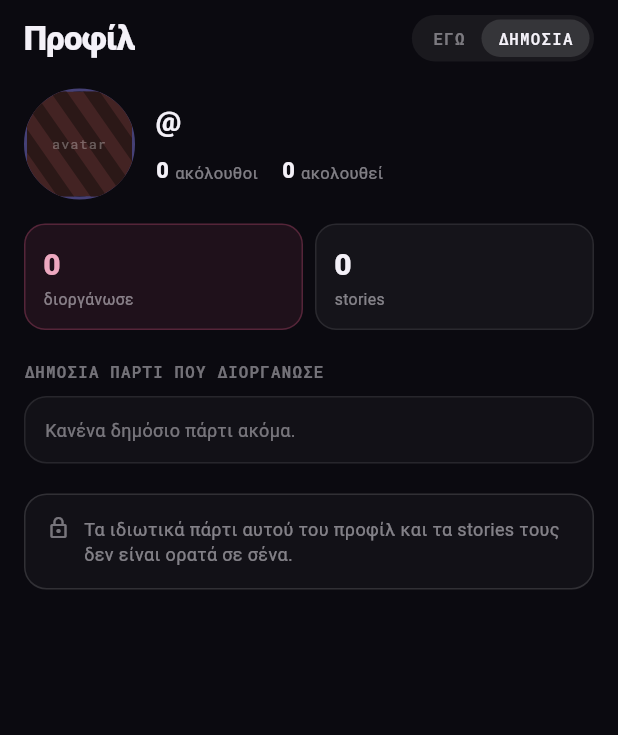
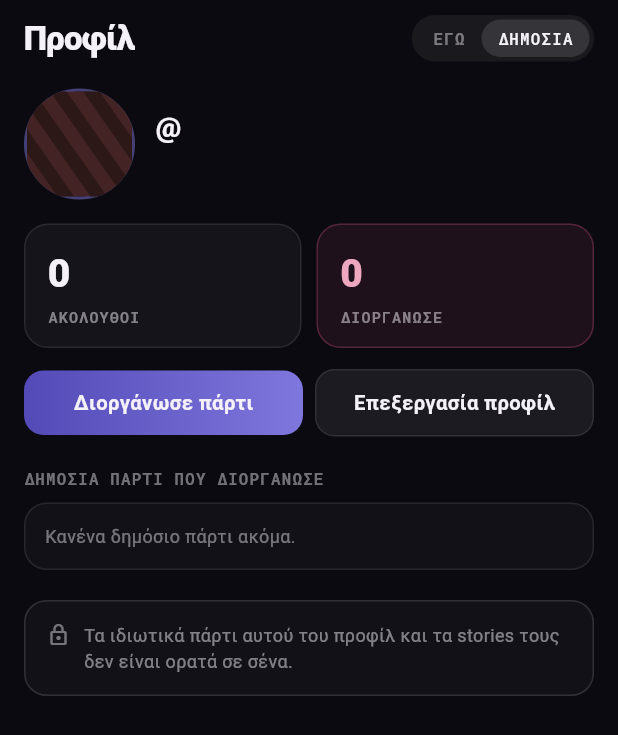
Before and after one commit to PanMaka/MyParty, a Flutter app: the ProfileScreen screen opened directly, after a tap on "ΔΗΜΟΣΙΑ", on a phone screen of 412 x 824 dp. Shown: the top 735 px of the screen. Run offline on Flutter 3.47's test engine with Material 3 defaults, Android fonts, the phone set to English and light mode, and no system bars; our stand-ins replace firebase_core, firebase_messaging, flutter_dotenv, flutter_map, geolocator, google_fonts and 3 more; accounts and stored records are empty; network calls fail; Roboto replaces fonts that are missing (Commissioner); statements that could not run were skipped.

Commit message:
feat: the profile header at the target layout — avatar, two lines, two tiles
The avatar comes out of the `avatars` bucket now: ProfileRepository.avatarUrl
asks Storage for the URL rather than interpolating /object/public/avatars/ at
the call site, so the bucket's own policy stays the single authority on how its
objects are reached. DiagonalStripePlaceholder becomes the fallback for the
three cases that are one case to a viewer — no row, no avatar_path, failed load
— which is why the errorBuilder is not optional.

The text block is exactly two lines: @username and, when there is one, the bio.
No display name, no school, no department — there are no such columns, by the
same decision that put the "one line" into a CHECK constraint.

The tile row goes from three viewer-dependent tiles to two fixed ones,
ΑΚΟΛΟΥΘΟΙ and ΔΙΟΡΓΑΝΩΣΕ. Three counters lose their slot, chosen rather than
dropped by accident: stories, following_count, and "πάρτι φέτος" — the last of
which was the only thing making this row's SHAPE depend on who was looking.
ProfileStats still carries all three.

The action pair moves under the header and switches on the sealed ProfileTarget
rather than on a bool, so the owner's "Διοργάνωσε πάρτι"/"Επεξεργασία προφίλ"
and a visitor's "Ακολούθησε"/"Μήνυμα" are exhaustive and mutually exclusive by
construction. The tiles are gated on a loaded profile rather than defaulting to
0, extending the rule the header already had: an unavailable profile must not
render zeros that assert an account exists with no followers.

Co-Authored-By: Claude Opus 5 <noreply@anthropic.com>

```diff
--- a/myparty/lib/data/profile_repository.dart
+++ b/myparty/lib/data/profile_repository.dart
@@ -72,6 +72,32 @@ class ProfileRepository {
     return Profile.fromRow(row);
   }
 
+  /// A loadable URL for a [Profile.avatarPath], or null when there is no avatar.
+  ///
+  /// Asks Storage for the URL rather than interpolating
+  /// `/storage/v1/object/public/avatars/<path>` at the call site. `avatars` is
+  /// the one bucket created with `public => true` (`20260812124217`), so today
+  /// the SDK hands back an unsigned URL and this cannot fail — but public-read
+  /// is a property of the BUCKET, not of the profile screen. The day that
+  /// changes, the correct URL becomes a signed one with a lifetime, and every
+  /// hand-built path keeps compiling while quietly returning 403s from a widget
+  /// that never knew it was making a policy claim. Same argument that made the
+  /// column store a key instead of a URL (`20260820095801` §2): the row holds
+  /// the key, one place decides what to do with it.
+  ///
+  /// Synchronous, because a public URL is pure string construction inside the
+  /// SDK. A signed one would make this a `Future` — which is precisely the kind
+  /// of change that should be impossible to miss at the call site rather than
+  /// absorbed silently.
+  ///
+  /// Takes the nullable path rather than a [Profile] so the "no avatar" case
+  /// and the "no profile loaded yet" case collapse into one null here instead
+  /// of into two branches in the widget.
+  String? avatarUrl(String? path) {
+    if (path == null) return null;
+    return _client.storage.from('avatars').getPublicUrl(path);
+  }
+
   /// Reads the current user's own privacy tiers.
   ///
   /// Only ever the current user's: the values are a preference, and there is no
--- a/myparty/lib/ui/screens/profile_screen.dart
+++ b/myparty/lib/ui/screens/profile_screen.dart
@@ -15,6 +15,7 @@ import '../widgets/diagonal_placeholder.dart';
 import '../widgets/follow_button.dart';
 import '../widgets/report_sheet.dart';
 import 'account_deletion_screen.dart';
+import 'host_wizard_screen.dart';
 import 'notification_settings_screen.dart';
 
 /// Whose profile the screen is showing, and — when it is the owner's — whether
@@ -284,28 +285,46 @@ class _ProfileScreenState extends State<ProfileScreen> {
               ),
             ),
             _header(),
+            // Two tiles, and the same two for every viewer.
+            //
+            // Gated on a loaded profile rather than defaulting to 0, for the
+            // reason _headerBody already gives below: "0 ΑΚΟΛΟΥΘΟΙ" sitting
+            // under "Το προφίλ δεν είναι διαθέσιμο" asserts that an account
+            // exists and that nobody follows it, when what actually happened is
+            // that the SELECT policy filtered the row or it is not there.
+            //
+            // Three counters that used to render here are gone rather than
+            // moved. ProfileStats still carries all of them and
+            // get_profile_stats still returns them; nothing draws them:
+            //
+            //  * `stories` — no tile in the two-tile layout.
+            //  * `πάρτι φέτος` (`parties_attended`) — was owner-only, because
+            //    get_profile_stats runs with invoker rights and the `rsvps`
+            //    SELECT policy is `user_id = auth.uid() OR I host it`, which
+            //    makes it structurally zero for any other viewer. Dropping it
+            //    also removes the last thing that made this row's SHAPE depend
+            //    on who is looking.
+            //  * `following_count` — see _headerBody.
+            if (_profile case final loaded?)
               Padding(
                 padding: const EdgeInsets.fromLTRB(16, 16, 16, 0),
                 child: Row(
                   children: [
-                  // "πάρτι φέτος" is the OWNER'S tile and only the owner's.
-                  // get_profile_stats runs with invoker rights, and the rsvps
-                  // SELECT policy is `user_id = auth.uid() OR I host it` — so
-                  // for any other viewer this number is structurally zero, not
-                  // small. Rendering "0 πάρτι φέτος" on someone else's profile
-                  // would state something false ("they go to nothing") in place
-                  // of something unknowable. Hiding the tile says the true
-                  // thing, which is nothing at all.
-                  if (_target.showsOwnerSections) ...[
-                    Expanded(child: _statTile('${_stats.partiesAttended}', 'πάρτι φέτος')),
-                    const SizedBox(width: 8),
-                  ],
-                  Expanded(child: _statTile('${_stats.partiesHosted}', 'διοργάνωσε', pink: true)),
-                  const SizedBox(width: 8),
-                  Expanded(child: _statTile('${_stats.storiesPosted}', 'stories')),
+                    // follower_count, and labelled as followers. The prototype
+                    // said "184 φίλοι", naming a relation this schema cannot
+                    // represent: the graph is follows-only and asymmetric,
+                    // there is no `friendships` table, and its absence is a
+                    // decision rather than a gap (docs/backend-plan.md 3.1,
+                    // reversed on purpose). Calling followers friends would
+                    // imply a mutual, consented edge to a user looking at a
+                    // number that is neither.
+                    Expanded(child: _statTile('${loaded.followerCount}', 'ΑΚΟΛΟΥΘΟΙ')),
+                    const SizedBox(width: 10),
+                    Expanded(child: _statTile('${_stats.partiesHosted}', 'ΔΙΟΡΓΑΝΩΣΕ', pink: true)),
                   ],
                 ),
               ),
+            _actionRow(),
             if (_target.showsOwnerSections) ..._selfSections(context) else ..._publicSections(context),
           ],
         ),
@@ -539,54 +558,12 @@ class _ProfileScreenState extends State<ProfileScreen> {
   }
 
   List<Widget> _publicSections(BuildContext context) {
-    final target = _target;
-
+    // The follow / message / report row used to open this list, gated on an
+    // OtherProfile. It has moved into _actionRow directly under the header,
+    // because the owner now has a pair of buttons in that same slot — and one
+    // widget switching on the target beats two sections each rendering half the
+    // answer to the same question.
     return [
-      // Follow, message and report exist only in relation to somebody else, so
-      // the whole row is bound to an OtherProfile rather than each control
-      // testing a nullable id. That is also what keeps `targetUserId` and
-      // `reports.target_id` non-null without a `!` — the uuid comes from the
-      // pattern match, so there is no branch in which it is absent.
-      if (target case final OtherProfile other)
-        Padding(
-          padding: const EdgeInsets.fromLTRB(16, 16, 16, 0),
-          child: Row(
-            children: [
-              Expanded(child: FollowButton(targetUserId: other.userId)),
-              const SizedBox(width: 8),
-              Expanded(
-                child: GestureDetector(
-                  onTap: _comingSoon,
-                  child: Container(
-                    padding: const EdgeInsets.symmetric(vertical: 12),
-                    alignment: Alignment.center,
-                    decoration: BoxDecoration(
-                      color: Colors.white.withValues(alpha: 0.07),
-                      border: Border.all(color: AppColors.hairline),
-                      borderRadius: BorderRadius.circular(13),
-                    ),
-                    child: const Text(
-                      'Μήνυμα',
-                      style: TextStyle(fontSize: 13.5, fontWeight: FontWeight.w700),
-                    ),
-                  ),
-                ),
-              ),
-              PopupMenuButton<String>(
-                icon: Icon(Icons.more_horiz, size: 20, color: AppColors.textAlpha(0.5)),
-                color: AppColors.sheet,
-                onSelected: (_) =>
-                    showReportSheet(context, target: ReportTarget.profile, targetId: other.userId),
-                itemBuilder: (_) => const [
-                  PopupMenuItem(
-                    value: 'report',
-                    child: Text('Αναφορά', style: TextStyle(fontSize: 13)),
-                  ),
-                ],
-              ),
-            ],
-          ),
-        ),
       Padding(
         padding: const EdgeInsets.fromLTRB(16, 20, 16, 0),
         child: Column(
@@ -708,15 +685,13 @@ class _ProfileScreenState extends State<ProfileScreen> {
     ];
   }
 
-  /// The identity block: avatar, handle, follow counters.
+  /// The identity block: an avatar and exactly two lines of text.
   ///
-  /// Everything here now comes from a `public.profiles` row. What is NOT here
-  /// is as deliberate as what is — the prototype's display name
-  /// ("Κατερίνα Βλάχου") and its "· ΕΚΠΑ, Ψυχολογία" subtitle are gone rather
-  /// than defaulted, because there is no `display_name` and no `school` column
-  /// to default FROM. A fabricated name on a real account is worse than a
-  /// handle: it is wrong about a person, and it looks authoritative while being
-  /// wrong. `@username` is the whole of what the schema knows.
+  /// What is NOT here is as deliberate as what is. The prototype's display name
+  /// ("Κατερίνα Βλάχου") and its "· ΕΚΠΑ, Ψυχολογία" subtitle stay gone rather
+  /// than defaulted: there is no `display_name`, no `school` and no `department`
+  /// column to default FROM, and a fabricated name on a real account is worse
+  /// than a handle — it is wrong about a person while looking authoritative.
   Widget _header() {
     final profile = _profile;
 
@@ -724,7 +699,41 @@ class _ProfileScreenState extends State<ProfileScreen> {
       padding: const EdgeInsets.fromLTRB(16, 18, 16, 0),
       child: Row(
         children: [
-          Container(
+          _avatar(profile),
+          const SizedBox(width: 14),
+          Expanded(child: _headerBody(profile)),
+        ],
+      ),
+    );
+  }
+
+  /// The avatar, from the `avatars` bucket when `avatar_path` points at one.
+  ///
+  /// The URL comes back from [ProfileRepository.avatarUrl], which asks Storage
+  /// for it — nothing here builds `/object/public/avatars/<path>` by
+  /// convention, so the bucket stays the single authority on how its objects
+  /// are reached and a change of policy is a change in one method.
+  ///
+  /// [DiagonalStripePlaceholder] is the fallback in three cases that are one
+  /// case to whoever is looking: no profile row loaded, `avatar_path` null, and
+  /// an object that failed to load. The third is why the `errorBuilder` is not
+  /// optional — an `Image.network` without one renders a broken-image glyph,
+  /// which is a worse "no avatar" than no avatar. The gradient is keyed off the
+  /// uuid, so a user looks the same here as in the ΑΚΟΛΟΥΘΕΙ rail below, and it
+  /// visibly is not a photograph rather than being a stock face that reads as
+  /// one.
+  ///
+  /// The `label: 'avatar'` the placeholder used to carry is gone with it. It
+  /// labelled a slot that had no column behind it; there is a column now, so a
+  /// bare circle means "this user has not set one" rather than "this feature is
+  /// unbuilt".
+  Widget _avatar(Profile? profile) {
+    final placeholder = DiagonalStripePlaceholder(
+      colors: profile?.placeholderColors ?? const [Color(0xFF241E3C), Color(0xFF1B1630)],
+    );
+    final url = _profiles.avatarUrl(profile?.avatarPath);
+
+    return Container(
       width: 74,
       height: 74,
       clipBehavior: Clip.antiAlias,
@@ -732,18 +741,15 @@ class _ProfileScreenState extends State<ProfileScreen> {
         shape: BoxShape.circle,
         border: Border.all(color: AppColors.purple.withValues(alpha: 0.5), width: 2),
       ),
-            // Still a placeholder, and still the honest thing to draw: the
-            // `avatars` bucket exists, but no column points into it, so there
-            // is no object to ask for. Keyed off the uuid once we have one, so
-            // a user looks the same here as in the ΑΚΟΛΟΥΘΕΙ rail below.
-            child: DiagonalStripePlaceholder(
-              colors: profile?.placeholderColors ?? const [Color(0xFF241E3C), Color(0xFF1B1630)],
-              label: 'avatar',
-            ),
-          ),
-          const SizedBox(width: 14),
-          Expanded(child: _headerBody(profile)),
-        ],
+      child: url == null
+          ? placeholder
+          : Image.network(
+              url,
+              width: 74,
+              height: 74,
+              fit: BoxFit.cover,
+              errorBuilder: (_, _, _) => placeholder,
+              loadingBuilder: (_, child, progress) => progress == null ? child : placeholder,
             ),
     );
   }
@@ -757,23 +763,34 @@ class _ProfileScreenState extends State<ProfileScreen> {
             '@${profile.username}',
             style: const TextStyle(fontSize: 19, fontWeight: FontWeight.w800, letterSpacing: -0.3),
           ),
+          // The whole of the second line, or no second line at all — never a
+          // blank one. `hasBio` is the only guard needed: the
+          // `profiles_bio_one_short_line` CHECK already refuses '' and the
+          // whitespace-only string, so null is the single spelling of "unset"
+          // (see [Profile.bio]).
+          //
+          // Nothing is substituted when it is null. A bio is the user's own
+          // words, and a generated sentence rendered in that slot reads as
+          // theirs — which is also why the header has to look finished with
+          // `@username` alone. That is what every account looks like the day it
+          // is created, so it is the common case, not the degraded one.
+          //
+          // One line, capped by the design rather than by the data: the column
+          // allows 160 characters and forbids newlines, so without the ellipsis
+          // a long bio would silently change the header's height.
+          if (profile.hasBio)
             Padding(
-            padding: const EdgeInsets.only(top: 9),
-            child: Row(
-              children: [
-                // follower_count, and labelled as such. The prototype said
-                // "184 φίλοι", naming a relation this schema cannot represent:
-                // the graph is follows-only and asymmetric, there is no
-                // `friendships` table, and its absence is a decision rather
-                // than a gap (docs/backend-plan.md 3.1, reversed on purpose).
-                // Calling followers friends would imply a mutual, consented
-                // edge to a user looking at a number that is neither.
-                _countPair('${profile.followerCount}', 'ακόλουθοι'),
-                const SizedBox(width: 16),
-                _countPair('${profile.followingCount}', 'ακολουθεί'),
-              ],
+              padding: const EdgeInsets.only(top: 5),
+              child: Text(
+                profile.bio!,
+                maxLines: 1,
+                overflow: TextOverflow.ellipsis,
+                style: TextStyle(fontSize: 13, height: 1.35, color: AppColors.textAlpha(0.55)),
               ),
             ),
+          // `following_count` was a second inline pair here and is now rendered
+          // nowhere: the header is two lines, and `follower_count` moved to the
+          // ΑΚΟΛΟΥΘΟΙ tile. [Profile] still carries it.
         ],
       );
     }
@@ -832,24 +849,97 @@ class _ProfileScreenState extends State<ProfileScreen> {
     );
   }
 
-  Widget _countPair(String value, String label) {
-    return Row(
-      crossAxisAlignment: CrossAxisAlignment.baseline,
-      textBaseline: TextBaseline.alphabetic,
+  /// The two header actions.
+  ///
+  /// Which pair renders is a question about the [ProfileTarget] and about
+  /// nothing else, so a switch on the sealed type answers it: the compiler
+  /// proves the two cases exhaustive, there is no third state in which the
+  /// wrong pair could appear, and no bool is reintroduced to carry a
+  /// distinction the type already carries. `userId` comes out of the pattern,
+  /// which is what keeps [FollowButton.targetUserId] and `reports.target_id`
+  /// non-null without a `!`.
+  ///
+  /// It deliberately does not consult [OwnProfile.previewingPublicView].
+  /// Previewing your own public profile does not make you a stranger to
+  /// yourself, and "Ακολούθησε" over your own row would offer an action the
+  /// `follows` INSERT policy refuses anyway (`follower_id <> followee_id`).
+  Widget _actionRow() {
+    return Padding(
+      padding: const EdgeInsets.fromLTRB(16, 14, 16, 0),
+      child: switch (_target) {
+        OwnProfile() => Row(
           children: [
-        Text(value, style: const TextStyle(fontSize: 14.5, fontWeight: FontWeight.w800)),
-        const SizedBox(width: 4),
-        Text(label, style: TextStyle(fontSize: 11, color: AppColors.textAlpha(0.5))),
+            Expanded(
+              child: _actionButton(
+                'Διοργάνωσε πάρτι',
+                primary: true,
+                onTap: () => Navigator.of(
+                  context,
+                ).push(MaterialPageRoute(builder: (_) => const HostWizardScreen())),
+              ),
+            ),
+            const SizedBox(width: 8),
+            // There is no profile-editing screen yet, so this says so rather
+            // than pretending — the same treatment "Μήνυμα" already gets, and
+            // the same reason the ΩΣ ΔΙΟΡΓΑΝΩΤΡΙΑ card's "Διαχείριση" pill was
+            // deleted instead of wired.
+            Expanded(child: _actionButton('Επεξεργασία προφίλ', onTap: _comingSoon)),
           ],
+        ),
+        OtherProfile(:final userId) => Row(
+          children: [
+            Expanded(child: FollowButton(targetUserId: userId)),
+            const SizedBox(width: 8),
+            Expanded(child: _actionButton('Μήνυμα', onTap: _comingSoon)),
+            PopupMenuButton<String>(
+              icon: Icon(Icons.more_horiz, size: 20, color: AppColors.textAlpha(0.5)),
+              color: AppColors.sheet,
+              onSelected: (_) =>
+                  showReportSheet(context, target: ReportTarget.profile, targetId: userId),
+              itemBuilder: (_) => const [
+                PopupMenuItem(
+                  value: 'report',
+                  child: Text('Αναφορά', style: TextStyle(fontSize: 13)),
+                ),
+              ],
+            ),
+          ],
+        ),
+      },
     );
   }
 
+  /// One header action button. Deliberately the same metrics as
+  /// [FollowButton]'s non-compact shape — same vertical padding, same radius,
+  /// same gradient — because on an [OtherProfile] the two sit side by side and
+  /// any drift between them shows immediately.
+  Widget _actionButton(String label, {required VoidCallback onTap, bool primary = false}) {
+    return GestureDetector(
+      onTap: onTap,
+      child: Container(
+        padding: const EdgeInsets.symmetric(vertical: 12),
+        alignment: Alignment.center,
+        decoration: BoxDecoration(
+          gradient: primary ? AppColors.purpleGradient : null,
+          color: primary ? null : Colors.white.withValues(alpha: 0.07),
+          border: primary ? null : Border.all(color: AppColors.hairline),
+          borderRadius: BorderRadius.circular(13),
+        ),
+        child: Text(label, style: const TextStyle(fontSize: 13.5, fontWeight: FontWeight.w700)),
+      ),
+    );
+  }
+
+  /// One of the two large tiles. Grown from the three-across version — more
+  /// padding, a bigger number — because two tiles have the width to spend, and
+  /// the label is mono uppercase now to match every other heading on the screen
+  /// (ΩΣ ΔΙΟΡΓΑΝΩΤΡΙΑ, ΙΔΙΩΤΙΚΟΤΗΤΑ, ΑΚΟΛΟΥΘΕΙ).
   Widget _statTile(String value, String label, {bool pink = false}) {
     return Container(
-      padding: const EdgeInsets.all(12),
+      padding: const EdgeInsets.fromLTRB(15, 14, 15, 13),
       decoration: BoxDecoration(
         color: pink ? AppColors.pink.withValues(alpha: 0.1) : Colors.white.withValues(alpha: 0.04),
-        borderRadius: BorderRadius.circular(14),
+        borderRadius: BorderRadius.circular(16),
         border: Border.all(color: pink ? AppColors.pink.withValues(alpha: 0.3) : AppColors.hairline),
       ),
       child: Column(
@@ -858,14 +948,14 @@ class _ProfileScreenState extends State<ProfileScreen> {
           Text(
             value,
             style: TextStyle(
-              fontSize: 20,
+              fontSize: 26,
               fontWeight: FontWeight.w800,
-              letterSpacing: -0.3,
+              letterSpacing: -0.5,
               color: pink ? AppColors.pinkLight : AppColors.text,
             ),
           ),
-          const SizedBox(height: 1),
-          Text(label, style: TextStyle(fontSize: 10.5, color: AppColors.textAlpha(0.5))),
+          const SizedBox(height: 3),
+          Text(label, style: AppTextStyles.mono(size: 10, color: AppColors.textAlpha(0.5))),
         ],
       ),
     );
```
Also changed, not shown: 1 other file. Lines whose indentation alone changed are shown as unchanged.
